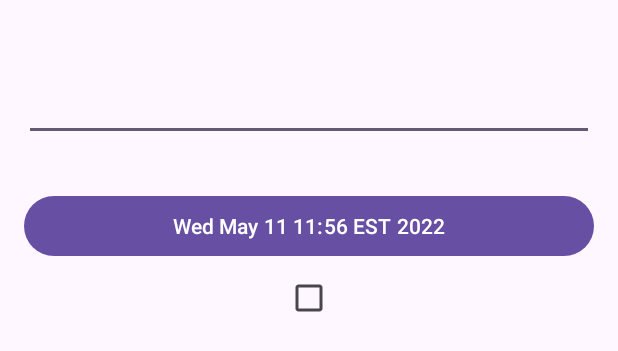
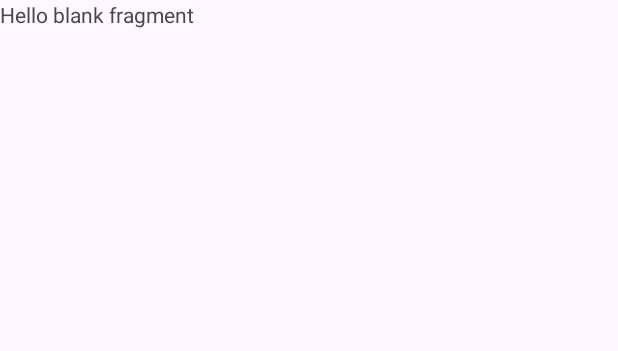
Before and after one commit to wderocco8/WilliamDeRocco_Assignment4_NewsAPI, an Android app: the layout fragment_news_detail.xml on its own in the app's theme, with its tools: preview values and no code run, on a phone screen of 412 x 824 dp. Shown: the top 351 px of the screen. Run offline under Robolectric (Android 15) with nearby library versions, the phone set to English and light mode, and no system bars.

Commit message:
navigation to second fragment is working now

```diff
--- a/app/build.gradle.kts
+++ b/app/build.gradle.kts
@@ -1,6 +1,7 @@
 plugins {
     id("com.android.application")
     id("org.jetbrains.kotlin.android")
+    id("androidx.navigation.safeargs.kotlin")
 }
 
 android {
@@ -46,6 +47,8 @@ dependencies {
     implementation("com.squareup.retrofit2:converter-gson:2.9.0")
     implementation("androidx.fragment:fragment-ktx:1.6.2")
     implementation("androidx.constraintlayout:constraintlayout:2.1.4")
+    implementation("androidx.navigation:navigation-fragment-ktx:2.7.7")
+    implementation("androidx.navigation:navigation-ui-ktx:2.7.7")
     testImplementation("junit:junit:4.13.2")
     androidTestImplementation("androidx.test.ext:junit:1.1.5")
     androidTestImplementation("androidx.test.espresso:espresso-core:3.5.1")
--- a/app/src/main/res/layout/fragment_news_detail.xml
+++ b/app/src/main/res/layout/fragment_news_detail.xml
@@ -1,40 +1,14 @@
 <?xml version="1.0" encoding="utf-8"?>
-<LinearLayout xmlns:android="http://schemas.android.com/apk/res/android"
+<FrameLayout xmlns:android="http://schemas.android.com/apk/res/android"
     xmlns:tools="http://schemas.android.com/tools"
     android:layout_width="match_parent"
     android:layout_height="match_parent"
-    android:layout_margin="16dp"
-    android:orientation="vertical">
+    tools:context=".FragmentNewsDetail">
 
+    <!-- TODO: Update blank fragment layout -->
     <TextView
         android:layout_width="match_parent"
-        android:layout_height="wrap_content"
-        android:textAppearance="?attr/textAppearanceHeadline5"
-        android:text="" />
+        android:layout_height="match_parent"
+        android:text="@string/hello_blank_fragment" />
 
-    <EditText
-        android:id="@+id/crime_title"
-        android:layout_width="match_parent"
-        android:layout_height="wrap_content"
-        android:importantForAutofill="no"
-        android:hint=""
-        android:inputType="text" />
-
-    <TextView
-        android:layout_width="match_parent"
-        android:layout_height="wrap_content"
-        android:textAppearance="?attr/textAppearanceHeadline5"
-        android:text="" />
-
-    <Button
-        android:id="@+id/crime_date"
-        android:layout_width="match_parent"
-        android:layout_height="wrap_content"
-        tools:text="Wed May 11 11:56 EST 2022" />
-
-    <CheckBox
-        android:id="@+id/crime_solved"
-        android:layout_width="match_parent"
-        android:layout_height="wrap_content"
-        android:text="" />
-</LinearLayout>
+</FrameLayout>
--- a/app/src/main/res/values/strings.xml
+++ b/app/src/main/res/values/strings.xml
@@ -1,3 +1,5 @@
 <resources>
     <string name="app_name">WilliamDeRocco_Assignment4_NewsAPI</string>
+    <!-- TODO: Remove or change this placeholder text -->
+    <string name="hello_blank_fragment">Hello blank fragment</string>
 </resources>
```
Also changed, not shown: app/src/main/java/com/example/williamderocco_assignment4_newsapi/FragmentNewsDetail.kt (added, +59 -0 lines), app/src/main/java/com/example/williamderocco_assignment4_newsapi/NewsListAdapter.kt (+8 -1 lines), app/src/main/java/com/example/williamderocco_assignment4_newsapi/NewsListFragment.kt (+11 -9 lines), app/src/main/res/layout/activity_main.xml (+22 -2 lines), app/src/main/res/navigation/my_nav.xml (added, +25 -0 lines), build.gradle.kts (+10 -0 lines).
